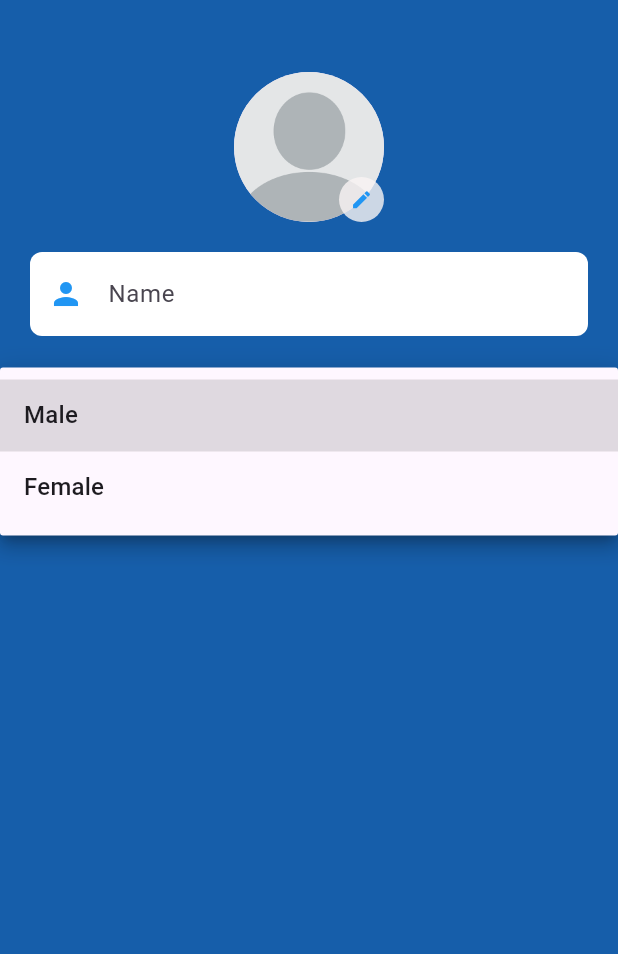
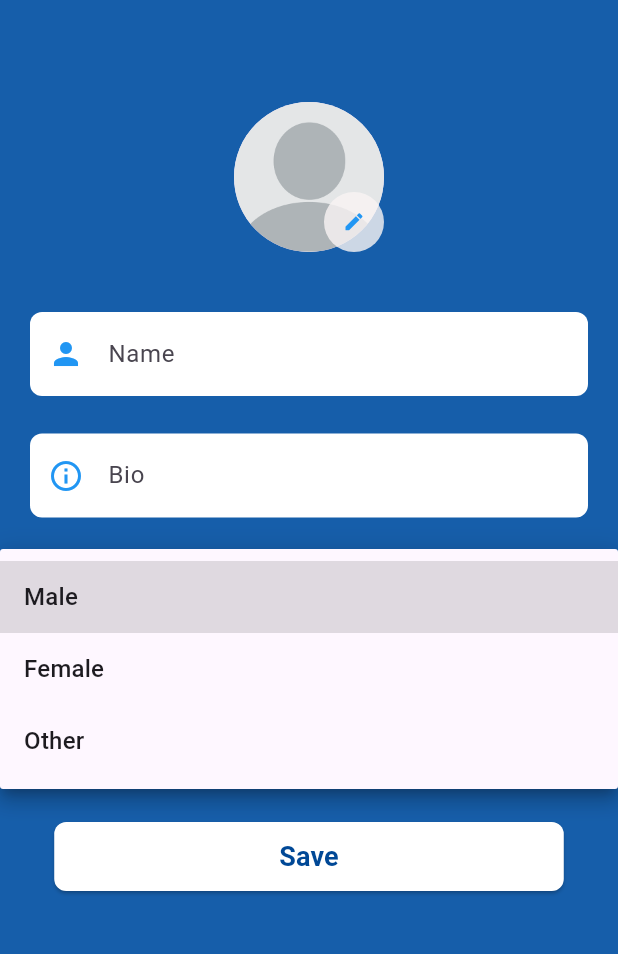
Before and after one commit to a7medt7her/chat_app, a Flutter app: the ProfilePage screen opened by its route, after a tap on "Gender", on a phone screen of 412 x 824 dp, the part 72-1026 px from its top. Run offline on Flutter 3.47's test engine with Material 3 defaults, Android fonts, the phone set to English and light mode, and no system bars; our stand-ins replace bloc, cloud_firestore, equatable, firebase_auth, firebase_core, flutter_bloc and 1 more; accounts and stored records are empty.

Commit message:
setup profile

```diff
--- a/lib/cubit/auth_state.dart
+++ b/lib/cubit/auth_state.dart
@@ -13,6 +13,8 @@ final class AuthLoading extends AuthState {}
 
 final class AuthSuccess extends AuthState {}
 
+final class LoginSuccess extends AuthState {}
+
 final class AuthError extends AuthState {
   final String errorMessage;
 
--- a/lib/cubit/cubit/user_data_state.dart
+++ b/lib/cubit/cubit/user_data_state.dart
@@ -11,6 +11,11 @@ final class UserDataInitial extends UserDataState {}
 
 final class UserDataLoading extends UserDataState {}
 
+final class UserDataLoaded extends UserDataState {
+  final Userdata userdata;
+  UserDataLoaded(this.userdata);
+}
+
 final class UserDataSuccess extends UserDataState {}
 
 final class UserDataError extends UserDataState {
--- a/lib/models/MessageModel.dart
+++ b/lib/models/MessageModel.dart
@@ -1,8 +1,8 @@
 class Messagemodel {
   final String text;
-  final String urlimage;
-  Messagemodel(this.text, {required this.urlimage});
+
+  Messagemodel(this.text);
   factory Messagemodel.fromJson(Map<String, dynamic> json) {
-    return Messagemodel(json['text'], urlimage: json['urlimage']);
+    return Messagemodel(json['text']);
   }
 }
--- /dev/null
+++ b/lib/models/userdata.dart
@@ -0,0 +1,18 @@
+class Userdata {
+  final String name;
+  final String age;
+  final String bio;
+  final String gender;
+  final String imageurl;
+
+  Userdata(this.name, this.age, this.bio, this.gender, this.imageurl);
+  factory Userdata.fromJson(Map<String, dynamic> json) {
+    return Userdata(
+      json['name'],
+      json['age'],
+      json['bio'],
+      json['gender'],
+      json['imageurl'],
+    );
+  }
+}
--- a/lib/pages/SignUp_page.dart
+++ b/lib/pages/SignUp_page.dart
@@ -33,7 +33,7 @@ class _SignupPageState extends State<SignupPage> {
           } else if (state is AuthSuccess) {
             ScaffoldMessenger.of(
               context,
-            ).showSnackBar(SnackBar(content: Text('Login Successful')));
+            ).showSnackBar(SnackBar(content: Text('signUp Successful')));
             Navigator.of(context, rootNavigator: true).pop();
             Navigator.pushReplacementNamed(context, ProfilePage.routeName);
           } else if (state is AuthError) {
--- a/lib/pages/login_page.dart
+++ b/lib/pages/login_page.dart
@@ -28,7 +28,7 @@ class _LoginPageState extends State<LoginPage> {
                 return Center(child: CircularProgressIndicator());
               },
             );
-          } else if (state is AuthSuccess) {
+          } else if (state is LoginSuccess) {
             ScaffoldMessenger.of(
               context,
             ).showSnackBar(SnackBar(content: Text('Login Successful')));
--- a/lib/pages/profile_page.dart
+++ b/lib/pages/profile_page.dart
@@ -1,5 +1,14 @@
+import 'dart:io';
+
+import 'package:chat_app/cubit/cubit/user_data_cubit.dart';
+import 'package:chat_app/helper/pickimage.dart';
+import 'package:chat_app/pages/homepage.dart';
+import 'package:chat_app/widgets/custom_DropdownButton.dart';
 import 'package:chat_app/widgets/custom_textfield.dart';
+import 'package:chat_app/widgets/registrybottom.dart';
+import 'package:firebase_auth/firebase_auth.dart';
 import 'package:flutter/material.dart';
+import 'package:flutter_bloc/flutter_bloc.dart';
 
 class ProfilePage extends StatefulWidget {
   ProfilePage({super.key});
@@ -11,10 +20,34 @@ class ProfilePage extends StatefulWidget {
 
 class _ProfilePageState extends State<ProfilePage> {
   String? genderslected;
+  String? selectedImage;
+  String? ageSelected;
+  String? genderSelected;
+  String? name;
+  String? bio;
+  late final String uid;
+
+  @override
+  void initState() {
+    super.initState();
+    uid = FirebaseAuth.instance.currentUser!.uid;
+  }
 
   @override
   Widget build(BuildContext context) {
-    return Scaffold(
+    return BlocListener<UserDataCubit, UserDataState>(
+      listener: (context, state) {
+        if (state is UserDataSuccess) {
+          Navigator.pushReplacementNamed(context, Homepage.routeName);
+        }
+
+        if (state is UserDataError) {
+          ScaffoldMessenger.of(
+            context,
+          ).showSnackBar(SnackBar(content: Text(state.error)));
+        }
+      },
+      child: Scaffold(
         backgroundColor: const Color.fromARGB(255, 22, 94, 170),
         appBar: AppBar(
           automaticallyImplyLeading: false,
@@ -38,71 +71,102 @@ class _ProfilePageState extends State<ProfilePage> {
           child: Column(
             crossAxisAlignment: CrossAxisAlignment.center,
             children: [
-            SizedBox(height: 20),
+              SizedBox(height: 40),
               CircleAvatar(
                 radius: 50,
-              backgroundImage: AssetImage('assets/images/profile.png'),
+                backgroundImage: selectedImage != null
+                    ? FileImage(File(selectedImage!), scale: 1)
+                    : AssetImage('assets/images/profile.png'),
                 child: Align(
                   alignment: Alignment.bottomRight,
                   child: CircleAvatar(
-                  radius: 15,
+                    radius: 20,
                     backgroundColor: const Color.fromARGB(205, 249, 244, 244),
-                  child: Icon(Icons.edit, size: 15, color: Colors.blue),
+                    child: IconButton(
+                      onPressed: () {
+                        setState(() {
+                          pickImage().then((image) {
+                            if (image != null) {
+                              selectedImage = image;
+                            }
+                          });
+                        });
+                      },
+                      icon: Icon(Icons.edit, size: 15, color: Colors.blue),
                     ),
                   ),
                 ),
-            SizedBox(height: 20),
+              ),
+              SizedBox(height: 40),
               Textfield1(
+                onChanged: (value) {
+                  name = value;
+                },
                 obscureText: false,
                 hintText: 'Name',
                 prefixIcon: Icon(Icons.person, color: Colors.blue),
               ),
               SizedBox(height: 25),
-            DropdownButtonFormField<String>(
-              value: genderslected,
-              decoration: InputDecoration(
-                prefixIcon: Icon(Icons.wc, color: Colors.blue),
-                enabledBorder: OutlineInputBorder(
-                  borderSide: BorderSide(
-                    color: const Color.fromARGB(255, 219, 211, 209),
-                    width: 2,
+              Textfield1(
+                onChanged: (value) {
+                  bio = value;
+                },
+                obscureText: false,
+                hintText: 'Bio',
+                prefixIcon: Icon(Icons.info_outline, color: Colors.blue),
               ),
-                  borderRadius: BorderRadius.circular(12),
+              SizedBox(height: 25),
+              CustomDropdownbutton(
+                items: ['Male', 'Female', 'Other'],
+                prefixIcon: Icons.wc,
+                hintText: 'Gender',
+                onChanged: (value) {
+                  genderSelected = value;
+                },
               ),
-                focusedBorder: OutlineInputBorder(
-                  borderSide: BorderSide(
-                    color: const Color.fromARGB(255, 10, 0, 0),
-                    width: 1.5,
+              SizedBox(height: 25),
+              CustomDropdownbutton(
+                items: ['18-25', '26-35', '36-45', '46+'],
+                prefixIcon: Icons.format_list_numbered,
+                hintText: 'Age',
+                onChanged: (value) {
+                  ageSelected = value;
+                },
               ),
-                  borderRadius: BorderRadius.circular(12),
-                ),
-                filled: true,
-                fillColor: const Color.fromARGB(255, 255, 255, 255),
-
-                hintText: 'Gender',
-
-                border: OutlineInputBorder(
-                  borderSide: BorderSide(
-                    color: const Color.fromARGB(255, 10, 0, 0),
-                    width: 1.5,
-                  ),
-
-                  borderRadius: BorderRadius.circular(12),
+              SizedBox(height: 40),
+              Registrybottom(
+                onPressed: () {
+                  if (name == null ||
+                      bio == null ||
+                      genderSelected == null ||
+                      ageSelected == null) {
+                    ScaffoldMessenger.of(context).showSnackBar(
+                      SnackBar(content: Text('Please fill all the fields')),
+                    );
+                    return;
+                  } else if (name!.length < 3 || name!.length > 20) {
+                    ScaffoldMessenger.of(context).showSnackBar(
+                      SnackBar(
+                        content: Text(
+                          'Name must be between 3 and 20 characters',
                         ),
                       ),
-              items: ['Male', 'Female']
-                  .map(
-                    (gender) =>
-                        DropdownMenuItem(value: gender, child: Text(gender)),
-                  )
-                  .toList(),
-              onChanged: (value) {
-                setState(() {
-                  genderslected = value;
-                });
+                    );
+                    return;
+                  }
+                  context.read<UserDataCubit>().senduserdata(
+                    name!,
+                    bio!,
+                    ageSelected!,
+                    genderSelected!,
+                    uid,
+                    selectedImage!,
+                  );
                 },
+                buttonText: 'Save',
               ),
             ],
+          ),
         ),
       ),
     );
--- a/lib/widgets/custom_DropdownButton.dart
+++ b/lib/widgets/custom_DropdownButton.dart
@@ -1,9 +1,18 @@
 import 'package:flutter/material.dart';
 
 class CustomDropdownbutton extends StatefulWidget {
-  const CustomDropdownbutton({super.key, required this.items});
+  const CustomDropdownbutton({
+    super.key,
+    required this.items,
+    required this.prefixIcon,
+    required this.hintText,
+    required this.onChanged,
+  });
 
   final List<String> items;
+  final IconData prefixIcon;
+  final String hintText;
+  final Function(String?)? onChanged;
   @override
   State<CustomDropdownbutton> createState() => _CustomDropdownbuttonState();
 }
@@ -15,7 +24,7 @@ class _CustomDropdownbuttonState extends State<CustomDropdownbutton> {
     return DropdownButtonFormField<String>(
       value: genderslected,
       decoration: InputDecoration(
-        prefixIcon: Icon(Icons.wc, color: Colors.blue),
+        prefixIcon: Icon(widget.prefixIcon, color: Colors.blue),
         enabledBorder: OutlineInputBorder(
           borderSide: BorderSide(
             color: const Color.fromARGB(255, 219, 211, 209),
@@ -33,7 +42,7 @@ class _CustomDropdownbuttonState extends State<CustomDropdownbutton> {
         filled: true,
         fillColor: const Color.fromARGB(255, 255, 255, 255),
 
-        hintText: 'Gender',
+        hintText: widget.hintText,
 
         border: OutlineInputBorder(
           borderSide: BorderSide(
@@ -45,12 +54,19 @@ class _CustomDropdownbuttonState extends State<CustomDropdownbutton> {
         ),
       ),
       items: widget.items
-          .map((gender) => DropdownMenuItem(value: gender, child: Text(gender)))
+          .map(
+            (gender) => DropdownMenuItem(
+              alignment: Alignment.centerLeft,
+              value: gender,
+              child: Text(gender),
+            ),
+          )
           .toList(),
       onChanged: (value) {
         setState(() {
           genderslected = value;
         });
+        widget.onChanged!(value);
       },
     );
   }
--- a/pubspec.yaml
+++ b/pubspec.yaml
@@ -40,6 +40,7 @@ dependencies:
   firebase_auth: ^6.1.4
   cloud_firestore: ^6.1.2
   image_picker: ^1.2.1
+  uuid: ^4.5.3
 dev_dependencies:
   flutter_test:
     sdk: flutter
```
Also changed, not shown: lib/cubit/auth_cubit.dart (+6 -6 lines), lib/cubit/cubit/user_data_cubit.dart (+49 -0 lines), lib/helper/pickimage.dart (added, +12 -0 lines), lib/pages/homepage.dart (+7 -5 lines), lib/main.dart (line endings or trailing spaces), pubspec.lock, 1 other file. Lines whose indentation alone changed are shown as unchanged.
